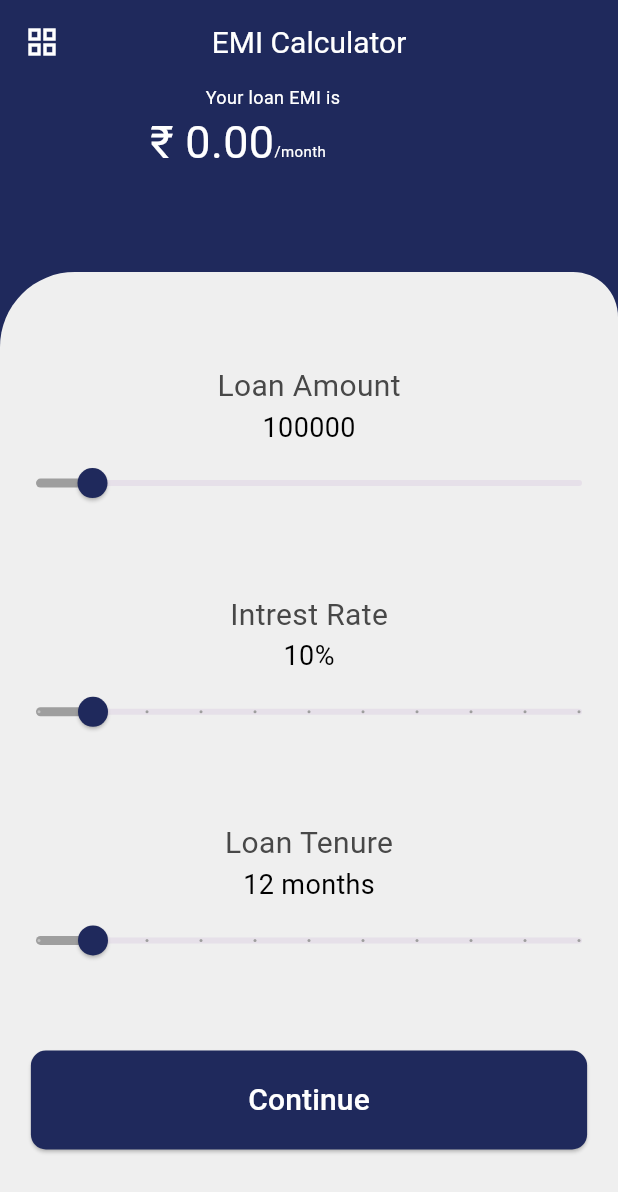
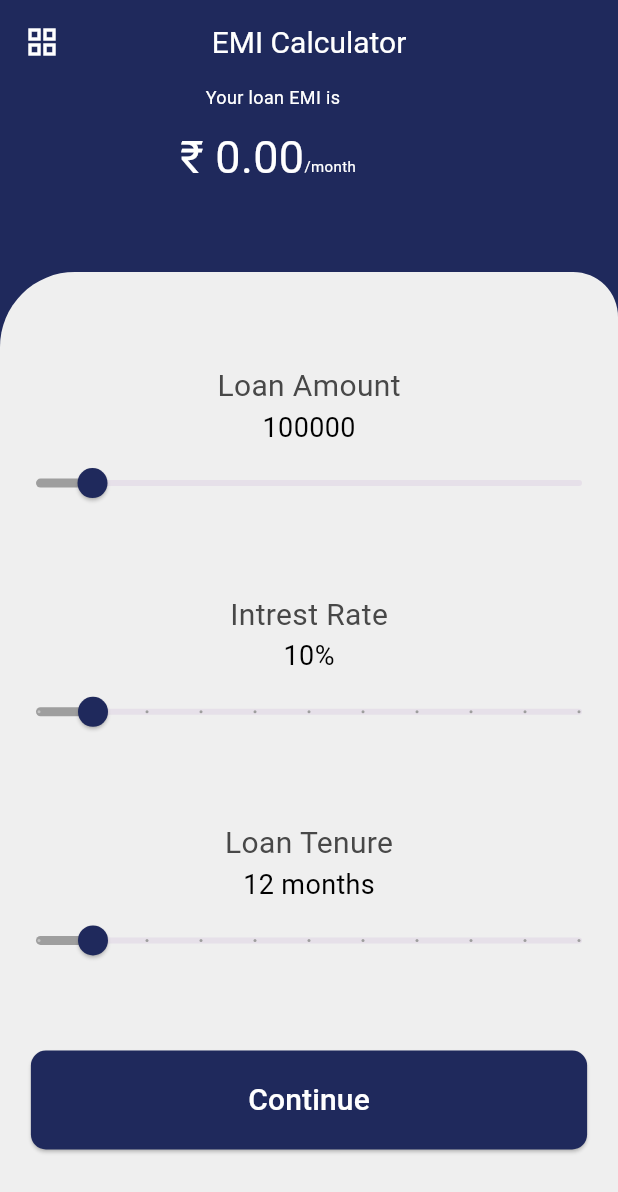
Before and after one commit to Aksharpatel06/ecommers_day6, a Flutter app: the screen it shows after launch, on a phone screen of 412 x 824 dp. Shown: the top 1192 px of the screen. Run offline on Flutter 3.47's test engine with Material 3 defaults, Android fonts, the light colour scheme and no system bars.

Commit message:
16-02-2024

```diff
--- a/lib/Q_1.dart
+++ b/lib/Q_1.dart
@@ -47,10 +47,11 @@ class _emiScreenState extends State<emiScreen> {
                       )
                     ],
                   ),
+                  SizedBox(height: 10,),
                   Row(
                     children: [
                       Padding(
-                        padding: const EdgeInsets.only(left: 100.0),
+                        padding: const EdgeInsets.only(left: 120.0),
                         child: Text(
                           '₹ ${EMIAmt.toStringAsFixed(2)}',
                           style: TextStyle(fontSize: 30, color: Colors.white),
```
